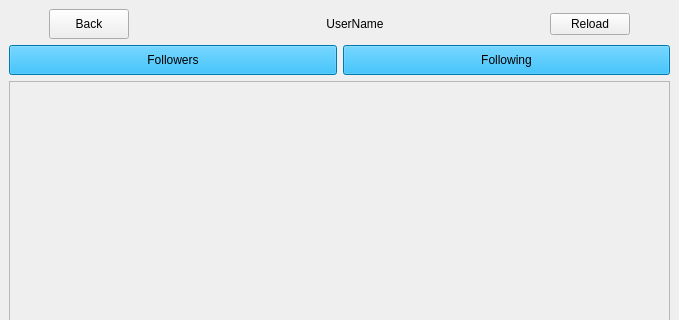
Before: the Qt Designer form Paxel/followers.ui in ClownKingWalrus/PAXEL, drawn with Qt 5; both pictures show x 0 to 679 and y 0 to 320 of the 679 by 662 pixel window.
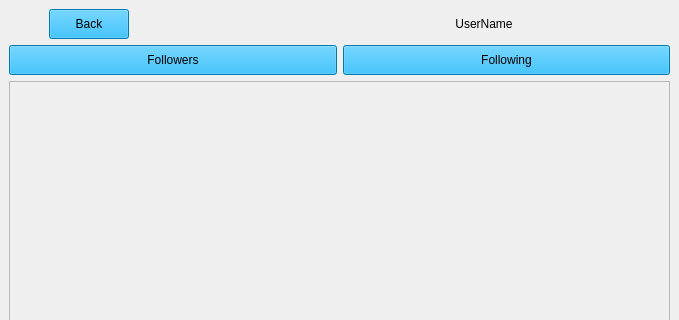
After: the same form once the commit is applied.

```diff
--- a/Paxel/followers.ui
+++ b/Paxel/followers.ui
@@ -118,7 +118,14 @@
          </size>
         </property>
         <property name="styleSheet">
-         <string notr="true">font: 700 17pt &quot;MS Sans Serif&quot;;</string>
+         <string notr="true">QPushButton { color: rgb(0, 0, 0);
+font:  700 17pt &quot;MS Sans Serif&quot;;
+background-color: rgb(0, 170, 245);
+}
+
+QPushButton:Hover {
+background-color: rgb(10, 180, 255);
+}</string>
         </property>
         <property name="text">
          <string>Back</string>
@@ -131,11 +138,11 @@
          <enum>Qt::Orientation::Horizontal</enum>
         </property>
         <property name="sizeType">
-         <enum>QSizePolicy::Policy::MinimumExpanding</enum>
+         <enum>QSizePolicy::Policy::Maximum</enum>
         </property>
         <property name="sizeHint" stdset="0">
          <size>
-          <width>40</width>
+          <width>320</width>
           <height>20</height>
          </size>
         </property>
@@ -154,40 +161,11 @@
         </property>
        </widget>
       </item>
-      <item>
-       <spacer name="horizontalSpacer_2">
-        <property name="orientation">
-         <enum>Qt::Orientation::Horizontal</enum>
-        </property>
-        <property name="sizeType">
-         <enum>QSizePolicy::Policy::Fixed</enum>
-        </property>
-        <property name="sizeHint" stdset="0">
-         <size>
-          <width>160</width>
-          <height>20</height>
-         </size>
-        </property>
-       </spacer>
-      </item>
-      <item>
-       <widget class="QPushButton" name="Reload">
-        <property name="styleSheet">
-         <string notr="true">font: 700 17pt &quot;MS Sans Serif&quot;;</string>
-        </property>
-        <property name="text">
-         <string>Reload</string>
-        </property>
-       </widget>
-      </item>
       <item>
        <spacer name="horizontalSpacer_4">
         <property name="orientation">
          <enum>Qt::Orientation::Horizontal</enum>
         </property>
-        <property name="sizeType">
-         <enum>QSizePolicy::Policy::Minimum</enum>
-        </property>
         <property name="sizeHint" stdset="0">
          <size>
           <width>40</width>
```
Left out of the diff: 102 changed lines with no effect on the pictures.
